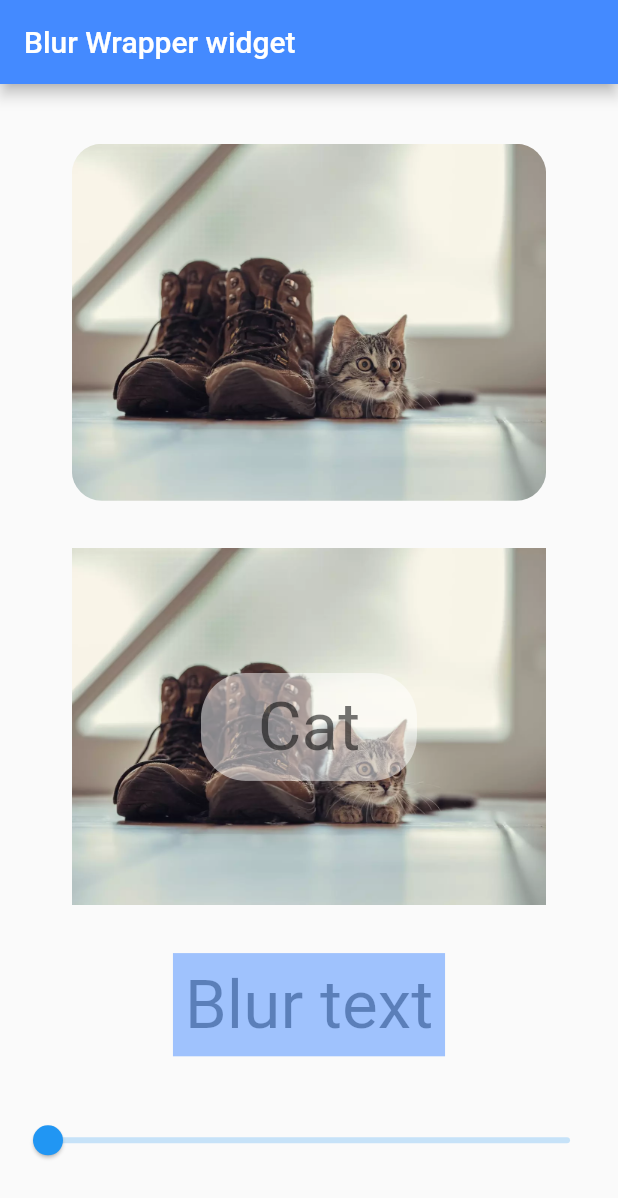
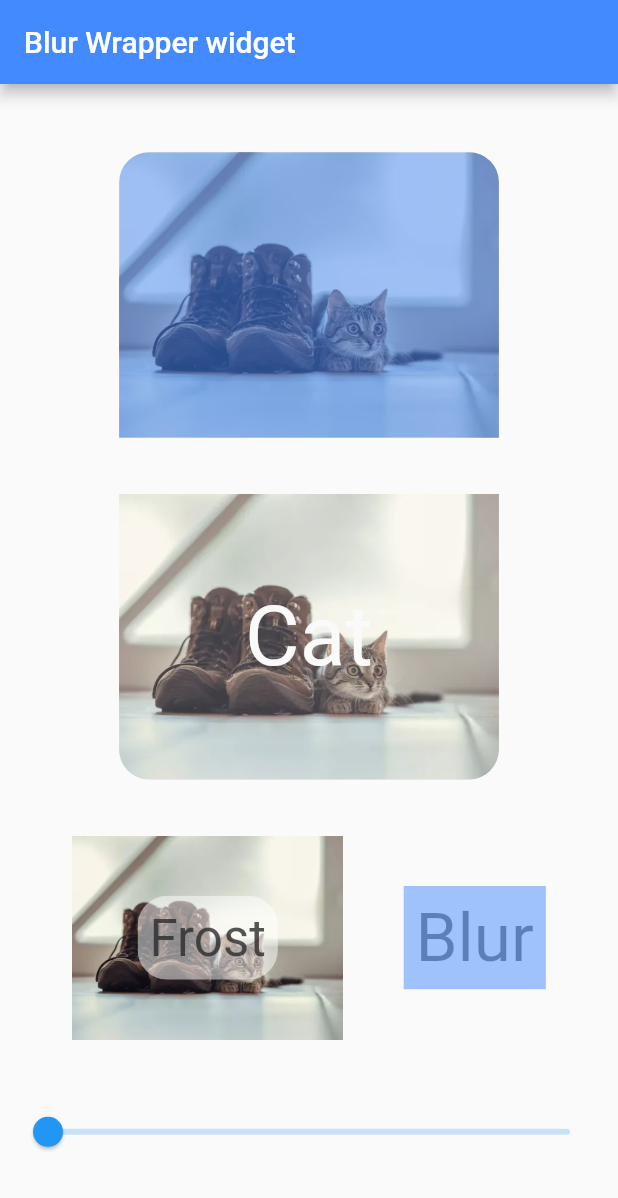
Before and after one commit to jagritjkh/blur, a Flutter app: the screen it shows after launch, on a phone screen of 412 x 824 dp. Shown: the top 1198 px of the screen. Run offline on Flutter 3.47's test engine with Material 2 defaults, Android fonts, the phone set to English and light mode, and no system bars.

Commit message:
Breaking: The `borderRadius` datatype has changed from `double` to `BorderRadius`. Add: `height` and `width` properties to `ImageBlur.asset` and `ImageBlur.network`. Add: `Frost` class which blurs the background of the child. Breaking: The `overlayChild` is renamed to `overlay` Add: `alignment` property for the overlay child.

```diff
--- a/example/lib/main.dart
+++ b/example/lib/main.dart
@@ -45,24 +45,43 @@ class _MyHomePageState extends State<MyHomePage> {
           children: <Widget>[
             ImageBlur.asset(
               'assets/cat.webp',
-              colorOpacity: 0,
-              scale: 4,
-              borderRadius: 20,
+              scale: 2.5,
               blur: blurValue,
+              blurColor: Theme.of(context).primaryColor,
+              borderRadius: BorderRadius.vertical(top: Radius.circular(20)),
             ),
+            ImageBlur.asset(
+              'assets/cat.webp',
+              colorOpacity: 0.2,
+              scale: 2.5,
+              borderRadius: BorderRadius.vertical(bottom: Radius.circular(20)),
+              blur: blurValue,
+              overlay: Text(
+                'Cat',
+                style: Theme.of(context)
+                    .textTheme
+                    .headline2
+                    .copyWith(color: Theme.of(context).scaffoldBackgroundColor),
+              ),
+            ),
+            Row(
+              mainAxisAlignment: MainAxisAlignment.spaceEvenly,
+              children: [
                 Stack(
                   alignment: Alignment.center,
                   children: [
-                Image.asset('assets/cat.webp', scale: 4),
-                Blur(
+                    Image.asset(
+                      'assets/cat.webp',
+                      scale: 3.5,
+                    ),
+                    Frost(
                       blur: blurValue,
-                  borderRadius: 30,
-                  blurColor: Colors.white,
-                  child: Container(height: 72, width: 144),
-                  overlayChild: Center(
+                      borderRadius: BorderRadius.circular(20),
+                      child: Padding(
+                        padding: const EdgeInsets.all(8.0),
                         child: Text(
-                      'Cat',
-                      style: Theme.of(context).textTheme.headline3,
+                          'Frost',
+                          style: Theme.of(context).textTheme.headline4,
                         ),
                       ),
                     ),
@@ -70,14 +89,16 @@ class _MyHomePageState extends State<MyHomePage> {
                 ),
                 Blur(
                   blur: blurValue,
+                  blurColor: Theme.of(context).primaryColor,
                   child: Padding(
                     padding: EdgeInsets.all(8.0),
                     child: Text(
-                  'Blur text',
+                      'Blur',
                       style: Theme.of(context).textTheme.headline3,
                     ),
                   ),
-              blurColor: Theme.of(context).primaryColor,
+                ),
+              ],
             ),
             Slider(
               value: blurValue,
--- a/lib/blur.dart
+++ b/lib/blur.dart
@@ -13,24 +13,26 @@ class Blur extends StatelessWidget {
   Blur({
     Key key,
     @required this.child,
-    this.blur = 2,
-    this.blurColor,
-    this.borderRadius = 0,
+    this.blur = 5,
+    this.blurColor = Colors.white,
+    this.borderRadius,
     this.colorOpacity = 0.5,
-    this.overlayChild,
+    this.overlay,
+    this.alignment = Alignment.center,
   }) : super(key: key);
 
   final Widget child;
   final double blur;
   final Color blurColor;
-  final double borderRadius;
+  final BorderRadius borderRadius;
   final double colorOpacity;
-  final Widget overlayChild;
+  final Widget overlay;
+  final AlignmentGeometry alignment;
 
   @override
   Widget build(BuildContext context) {
     return ClipRRect(
-      borderRadius: BorderRadius.circular(borderRadius),
+      borderRadius: borderRadius ?? BorderRadius.zero,
       child: Stack(
         children: [
           child,
@@ -39,12 +41,10 @@ class Blur extends StatelessWidget {
               filter: ImageFilter.blur(sigmaX: blur, sigmaY: blur),
               child: Container(
                 decoration: BoxDecoration(
-                  // borderRadius: BorderRadius.circular(borderRadius),
-                  color: blurColor == null
-                      ? Colors.transparent.withOpacity(colorOpacity)
-                      : blurColor.withOpacity(colorOpacity),
+                  color: blurColor.withOpacity(colorOpacity),
                 ),
-                child: overlayChild,
+                alignment: alignment,
+                child: overlay,
               ),
             ),
           ),
@@ -61,13 +61,21 @@ class ImageBlur extends StatelessWidget {
     String path, {
     Key key,
     BoxFit fit,
+    double height,
+    double width,
     double scale,
-    this.blur = 2,
-    this.blurColor,
-    this.borderRadius = 0,
+    this.blur = 5,
+    this.blurColor = Colors.white,
+    this.borderRadius,
     this.colorOpacity = 0.5,
-    this.overlayChild,
-  })  : image = Image.asset(path, fit: fit, scale: scale),
+    this.overlay,
+  })  : image = Image.asset(
+          path,
+          fit: fit,
+          height: height,
+          width: width,
+          scale: scale,
+        ),
         super(key: key);
 
   ///acts as Image.network
@@ -75,21 +83,29 @@ class ImageBlur extends StatelessWidget {
     String url, {
     Key key,
     BoxFit fit,
+    double height,
+    double width,
     double scale,
-    this.blur = 2,
-    this.blurColor = Colors.transparent,
-    this.borderRadius = 0,
+    this.blur = 5,
+    this.blurColor = Colors.white,
+    this.borderRadius,
     this.colorOpacity = 0.5,
-    this.overlayChild,
-  })  : image = Image.network(url, fit: fit, scale: scale),
+    this.overlay,
+  })  : image = Image.network(
+          url,
+          fit: fit,
+          height: height,
+          width: width,
+          scale: scale,
+        ),
         super(key: key);
 
   final Widget image;
   final double blur;
   final Color blurColor;
-  final double borderRadius;
+  final BorderRadius borderRadius;
   final double colorOpacity;
-  final Widget overlayChild;
+  final Widget overlay;
 
   @override
   Widget build(BuildContext context) {
@@ -99,7 +115,47 @@ class ImageBlur extends StatelessWidget {
       blurColor: blurColor,
       borderRadius: borderRadius,
       colorOpacity: colorOpacity,
-      overlayChild: overlayChild,
+      overlay: overlay,
     );
   }
 }
+
+class Frost extends StatelessWidget {
+  final Widget child;
+  final double blur;
+  final Color frostColor;
+  final double frostOpacity;
+  final double height;
+  final double width;
+  final AlignmentGeometry alignment;
+  final BorderRadius borderRadius;
+
+  const Frost({
+    Key key,
+    this.child,
+    this.blur = 5,
+    this.frostColor = Colors.white,
+    this.alignment = Alignment.center,
+    this.height,
+    this.width,
+    this.frostOpacity = 0.0,
+    this.borderRadius,
+  }) : super(key: key);
+
+  @override
+  Widget build(BuildContext context) {
+    return Blur(
+      blur: blur,
+      blurColor: frostColor,
+      borderRadius: borderRadius,
+      child: Container(
+        height: height,
+        width: width,
+        child: height == null || width == null ? child : SizedBox.shrink(),
+        color: frostColor.withOpacity(frostOpacity),
+      ),
+      alignment: alignment,
+      overlay: child,
+    );
+  }
+}
--- a/pubspec.yaml
+++ b/pubspec.yaml
@@ -1,6 +1,7 @@
 name: blur
-description: To be able to blur widgets and images.
-version: 0.0.1
+description: Blur is a wrapper widget that blur it's child. There are ImageBlur.asset and ImageBlur.network that blur the image. Frost is another wrapper which blurs the background.
+
+version: 1.0.0
 author: Jagrit Kharbanda<jagritjkh@gmail.com>
 homepage: https://github.com/jagritjkh/blur
 
```
Also changed, not shown: example/assets/cat.webp, example/pubspec.lock, 3 other files. Lines whose indentation alone changed are shown as unchanged.
